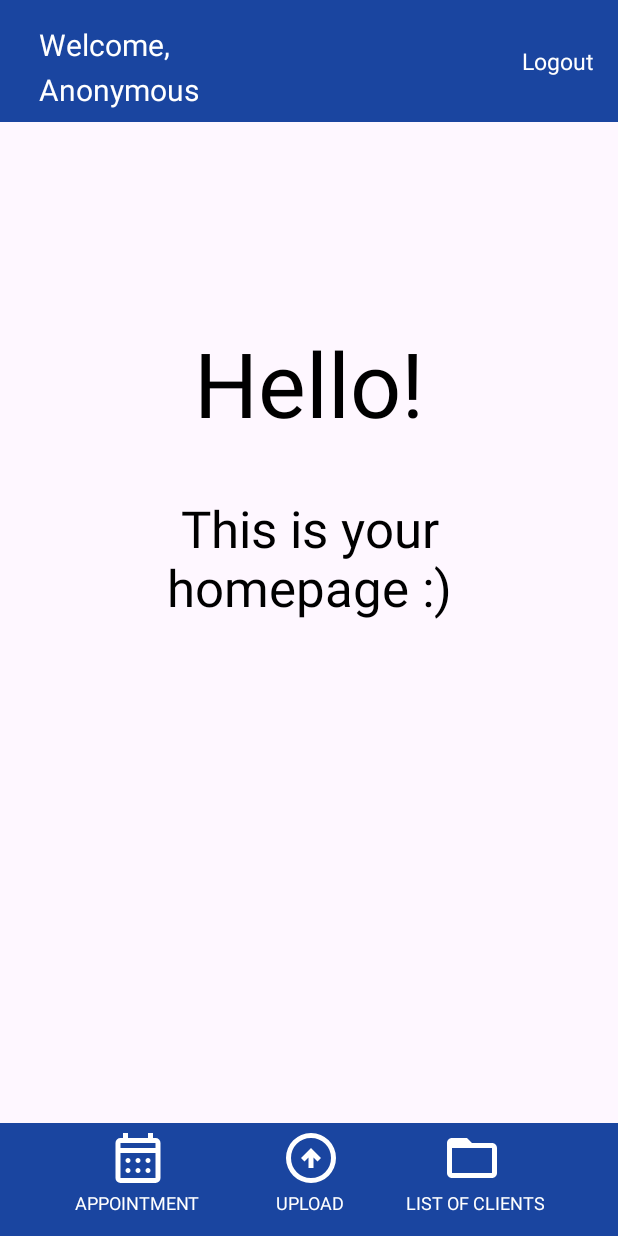
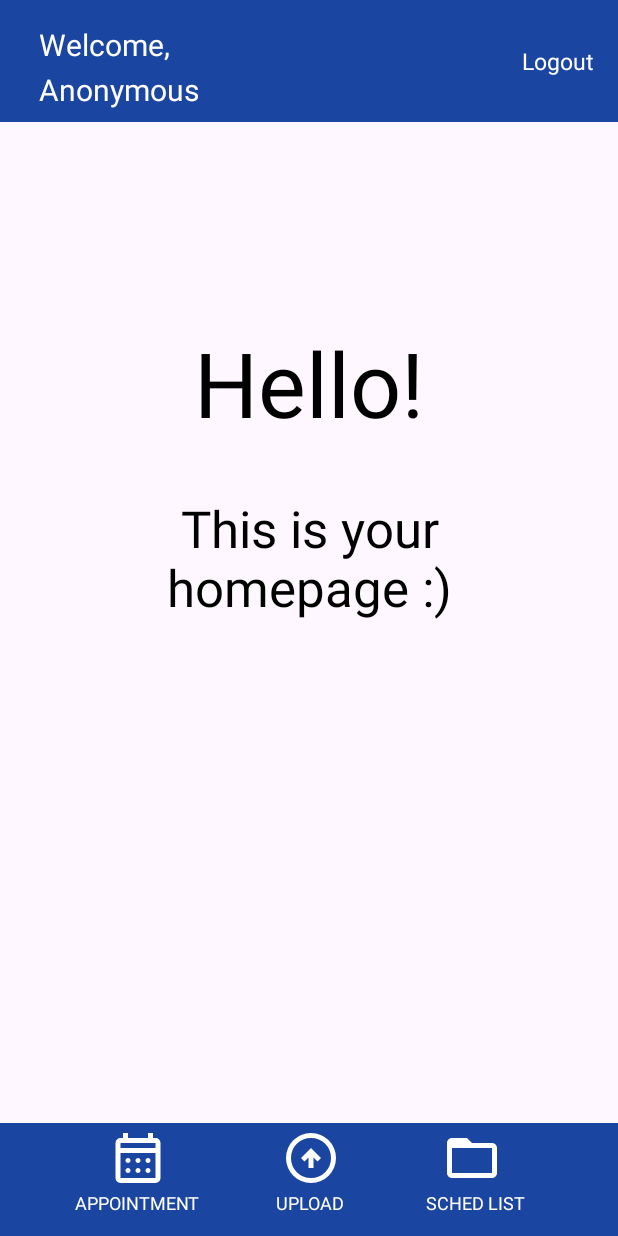
Before and after one commit to Kenzhi-Kun/GroupBlastingFinalsOS, an Android app: the MainMenuLawyer screen opened directly, with no data from a screen before it, on a phone screen of 412 x 824 dp. Run offline under Robolectric (Android 15) with nearby library versions, the phone set to English and light mode, and no system bars; our stand-ins replace Firebase (no records; nobody signed in at launch, a user with empty details on screens opened directly); Roboto replaces fonts that are not available here.

Commit message:
Fixed UI

```diff
--- a/app/src/main/res/layout/activity_lawyer_files.xml
+++ b/app/src/main/res/layout/activity_lawyer_files.xml
@@ -178,12 +178,12 @@
         android:layout_width="wrap_content"
         android:layout_height="wrap_content"
         android:fontFamily="sans-serif"
-        android:text="FILES"
+        android:text="SCHED LIST"
         android:textColor="@color/white"
         android:textSize="12sp"
         app:layout_constraintBottom_toBottomOf="parent"
         app:layout_constraintEnd_toEndOf="parent"
-        app:layout_constraintHorizontal_bias="0.787"
+        app:layout_constraintHorizontal_bias="0.814"
         app:layout_constraintStart_toStartOf="parent"
         app:layout_constraintTop_toTopOf="parent"
         app:layout_constraintVertical_bias="0.983" />
--- a/app/src/main/res/layout/activity_lawyer_upload.xml
+++ b/app/src/main/res/layout/activity_lawyer_upload.xml
@@ -178,12 +178,12 @@
         android:layout_width="wrap_content"
         android:layout_height="wrap_content"
         android:fontFamily="sans-serif"
-        android:text="FILES"
+        android:text="SCHED LIST"
         android:textColor="@color/white"
         android:textSize="12sp"
         app:layout_constraintBottom_toBottomOf="parent"
         app:layout_constraintEnd_toEndOf="parent"
-        app:layout_constraintHorizontal_bias="0.787"
+        app:layout_constraintHorizontal_bias="0.82"
         app:layout_constraintStart_toStartOf="parent"
         app:layout_constraintTop_toTopOf="parent"
         app:layout_constraintVertical_bias="0.983" />
--- a/app/src/main/res/layout/activity_list_of_clients.xml
+++ b/app/src/main/res/layout/activity_list_of_clients.xml
@@ -163,12 +163,12 @@
         android:layout_width="wrap_content"
         android:layout_height="wrap_content"
         android:fontFamily="sans-serif"
-        android:text="FILES"
+        android:text="SCHED LIST"
         android:textColor="@color/white"
         android:textSize="12sp"
         app:layout_constraintBottom_toBottomOf="parent"
         app:layout_constraintEnd_toEndOf="parent"
-        app:layout_constraintHorizontal_bias="0.787"
+        app:layout_constraintHorizontal_bias="0.82"
         app:layout_constraintStart_toStartOf="parent"
         app:layout_constraintTop_toTopOf="parent"
         app:layout_constraintVertical_bias="0.983" />
--- a/app/src/main/res/layout/activity_main_menu_lawyer.xml
+++ b/app/src/main/res/layout/activity_main_menu_lawyer.xml
@@ -178,12 +178,12 @@
         android:layout_width="wrap_content"
         android:layout_height="wrap_content"
         android:fontFamily="sans-serif"
-        android:text="LIST OF CLIENTS"
+        android:text="SCHED LIST"
         android:textColor="@color/white"
         android:textSize="12sp"
         app:layout_constraintBottom_toBottomOf="parent"
         app:layout_constraintEnd_toEndOf="parent"
-        app:layout_constraintHorizontal_bias="0.848"
+        app:layout_constraintHorizontal_bias="0.82"
         app:layout_constraintStart_toStartOf="parent"
         app:layout_constraintTop_toTopOf="parent"
         app:layout_constraintVertical_bias="0.983" />
```
